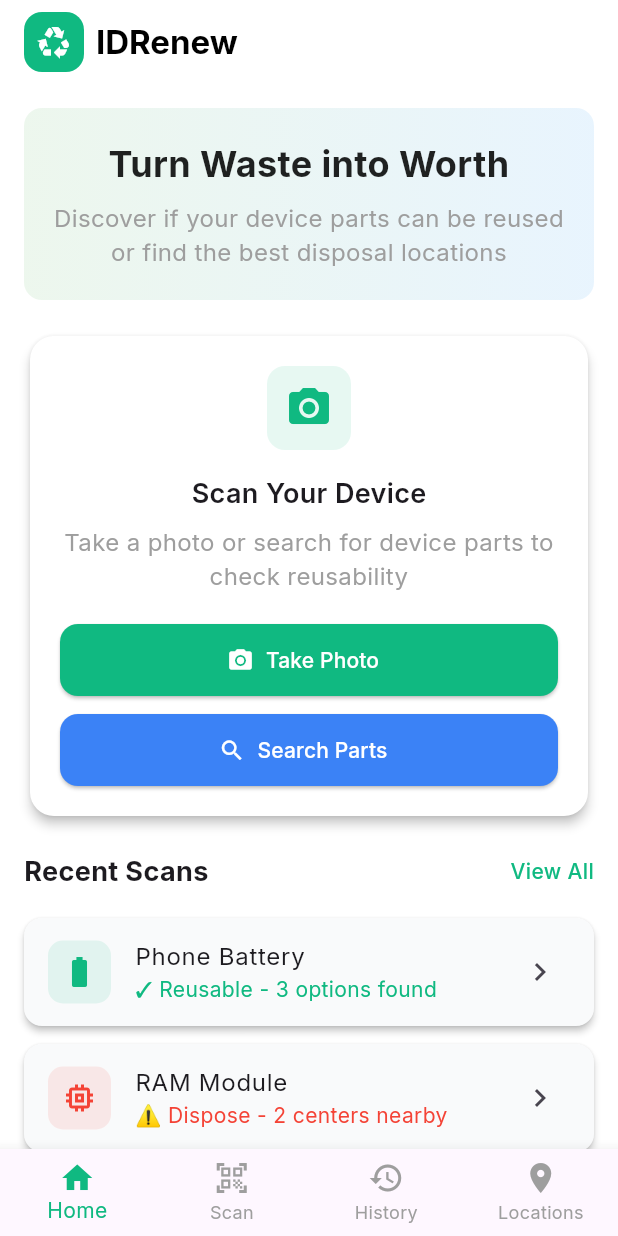
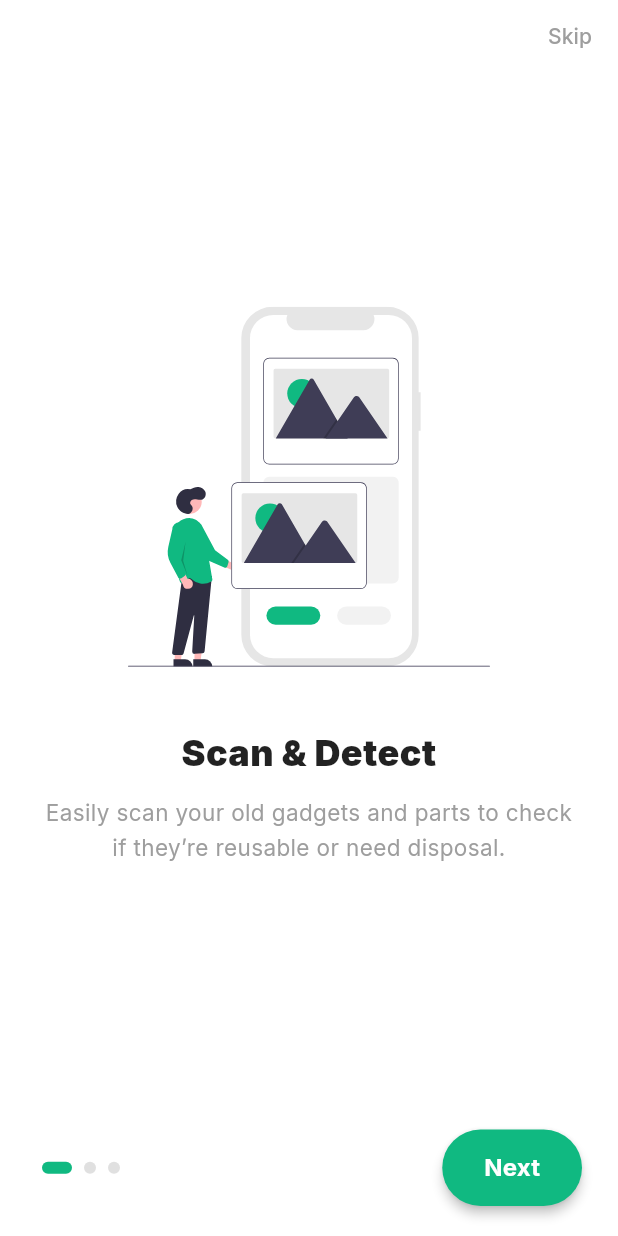
Before and after one commit to barcebalhenna/IDRenew_EcoApp, a Flutter app: the screen it shows after launch, on a phone screen of 412 x 824 dp. Run offline on Flutter 3.47's test engine with Material 3 defaults, Android fonts, the phone set to English and light mode, and no system bars; our stand-ins replace camera, flutter_map, flutter_svg, geolocator, google_fonts, latlong2 and 2 more.

Commit message:
Added onboarding page and updated the disposal page

```diff
--- a/lib/main.dart
+++ b/lib/main.dart
@@ -1,19 +1,28 @@
 import 'package:flutter/material.dart';
 import 'package:google_fonts/google_fonts.dart';
+import 'package:shared_preferences/shared_preferences.dart';
+
 import 'dashboard_page.dart';
 import 'scan_page.dart';
 import 'history_page.dart';
 import 'locations_page.dart';
+import 'onboarding_page.dart';
 
 final GlobalKey<_MainPageState> mainPageKey = GlobalKey<_MainPageState>();
 
-void main() {
+void main() async {
   WidgetsFlutterBinding.ensureInitialized();
-  runApp(const IDRenewApp());
+
+  final prefs = await SharedPreferences.getInstance();
+  //final hasSeenOnboarding = prefs.getBool('hasSeenOnboarding') ?? false;
+  bool hasSeenOnboarding = false;
+
+  runApp(IDRenewApp(showOnboarding: !hasSeenOnboarding));
 }
 
 class IDRenewApp extends StatelessWidget {
-  const IDRenewApp({super.key});
+  final bool showOnboarding;
+  const IDRenewApp({super.key, required this.showOnboarding});
 
   @override
   Widget build(BuildContext context) {
@@ -25,7 +34,9 @@ class IDRenewApp extends StatelessWidget {
         primaryColor: const Color(0xFF10B981),
         scaffoldBackgroundColor: Colors.white,
       ),
-      home: MainPage(key: mainPageKey),
+      home: showOnboarding
+          ? const OnboardingPage()
+          : MainPage(key: mainPageKey),
     );
   }
 }
@@ -66,7 +77,7 @@ class _MainPageState extends State<MainPage> {
       bottomNavigationBar: BottomNavigationBar(
         type: BottomNavigationBarType.fixed,
         currentIndex: _selectedIndex,
-        selectedItemColor: Color(0xFF10B981),
+        selectedItemColor: const Color(0xFF10B981),
         unselectedItemColor: Colors.grey,
         onTap: _onItemTapped,
         items: const [
--- /dev/null
+++ b/lib/onboarding_page.dart
@@ -0,0 +1,185 @@
+import 'package:flutter/material.dart';
+import 'package:flutter_svg/flutter_svg.dart';
+import 'package:shared_preferences/shared_preferences.dart';
+import 'main.dart';
+
+class OnboardingPage extends StatefulWidget {
+  const OnboardingPage({super.key});
+
+  @override
+  State<OnboardingPage> createState() => _OnboardingPageState();
+}
+
+class _OnboardingPageState extends State<OnboardingPage> {
+  final PageController _pageController = PageController();
+  int _currentPage = 0;
+
+  final List<Map<String, String>> _pages = [
+    {
+      "title": "Scan & Detect",
+      "subtitle":
+      "Easily scan your old gadgets and parts to check if they’re reusable or need disposal.",
+      "image": "assets/images/onboarding_scan.svg",
+    },
+    {
+      "title": "Find Centers Nearby",
+      "subtitle":
+      "Quickly locate nearby recycling and disposal centers tailored to your items.",
+      "image": "assets/images/onboarding_map.svg",
+    },
+    {
+      "title": "Reuse & Recycle",
+      "subtitle":
+      "Get suggestions on how to reuse parts or recycle them responsibly.",
+      "image": "assets/images/onboarding_reuse.svg",
+    },
+  ];
+
+  Future<void> _completeOnboarding() async {
+    final prefs = await SharedPreferences.getInstance();
+    await prefs.setBool('hasSeenOnboarding', true);
+
+    // Replace onboarding with MainPage
+    Navigator.pushReplacement(
+      context,
+      MaterialPageRoute(builder: (_) => MainPage(key: mainPageKey)),
+    );
+  }
+
+  @override
+  Widget build(BuildContext context) {
+    return Scaffold(
+      backgroundColor: Colors.white,
+      body: SafeArea(
+        child: Column(
+          children: [
+            // 🔹 Skip Button
+            Align(
+              alignment: Alignment.centerRight,
+              child: TextButton(
+                onPressed: _completeOnboarding,
+                child: const Text(
+                  "Skip",
+                  style: TextStyle(
+                      color: Colors.grey, fontWeight: FontWeight.w500),
+                ),
+              ),
+            ),
+
+            // 🔹 PageView (Slides)
+            Expanded(
+              child: PageView.builder(
+                controller: _pageController,
+                itemCount: _pages.length,
+                onPageChanged: (index) {
+                  setState(() {
+                    _currentPage = index;
+                  });
+                },
+                itemBuilder: (context, index) {
+                  final page = _pages[index];
+                  return Padding(
+                    padding: const EdgeInsets.symmetric(horizontal: 24),
+                    child: Column(
+                      mainAxisAlignment: MainAxisAlignment.center,
+                      children: [
+                        // Image
+                        SizedBox(
+                          height: 240,
+                          child: SvgPicture.asset(page["image"]!,
+                              fit: BoxFit.contain),
+                        ),
+                        const SizedBox(height: 40),
+
+                        // Title
+                        Text(
+                          page["title"]!,
+                          textAlign: TextAlign.center,
+                          style: const TextStyle(
+                            fontSize: 24,
+                            fontWeight: FontWeight.w900,
+                            color: Colors.black87,
+                          ),
+                        ),
+                        const SizedBox(height: 12),
+
+                        // Subtitle
+                        Text(
+                          page["subtitle"]!,
+                          textAlign: TextAlign.center,
+                          style: const TextStyle(
+                            fontSize: 15,
+                            color: Colors.grey,
+                            height: 1.5,
+                          ),
+                        ),
+                      ],
+                    ),
+                  );
+                },
+              ),
+            ),
+
+            // 🔹 Dots Indicator + Next Button
+            Padding(
+              padding:
+              const EdgeInsets.symmetric(horizontal: 24, vertical: 20),
+              child: Row(
+                mainAxisAlignment: MainAxisAlignment.spaceBetween,
+                children: [
+                  // Dots Indicator
+                  Row(
+                    children: List.generate(_pages.length, (index) {
+                      return AnimatedContainer(
+                        duration: const Duration(milliseconds: 300),
+                        margin: const EdgeInsets.symmetric(horizontal: 4),
+                        height: 8,
+                        width: _currentPage == index ? 20 : 8,
+                        decoration: BoxDecoration(
+                          color: _currentPage == index
+                              ? const Color(0xFF10B981)
+                              : Colors.grey.shade300,
+                          borderRadius: BorderRadius.circular(12),
+                        ),
+                      );
+                    }),
+                  ),
+
+                  // Next / Get Started Button
+                  ElevatedButton(
+                    style: ElevatedButton.styleFrom(
+                      backgroundColor: const Color(0xFF10B981),
+                      padding: const EdgeInsets.symmetric(
+                          horizontal: 28, vertical: 14),
+                      shape: RoundedRectangleBorder(
+                        borderRadius: BorderRadius.circular(30),
+                      ),
+                      elevation: 3,
+                    ),
+                    onPressed: () {
+                      if (_currentPage == _pages.length - 1) {
+                        _completeOnboarding();
+                      } else {
+                        _pageController.nextPage(
+                          duration: const Duration(milliseconds: 500),
+                          curve: Curves.easeInOut,
+                        );
+                      }
+                    },
+                    child: Text(
+                      _currentPage == _pages.length - 1
+                          ? "Get Started"
+                          : "Next",
+                      style: const TextStyle(
+                          fontWeight: FontWeight.bold, fontSize: 16, color: Colors.white),
+                    ),
+                  ),
+                ],
+              ),
+            ),
+          ],
+        ),
+      ),
+    );
+  }
+}
```
Also changed, not shown: lib/dispose_details_page.dart (+77 -26 lines), lib/locations_page.dart (+202 -130 lines), pubspec.yaml (+8 -0 lines), assets/images/onboarding_map.svg (added), assets/images/onboarding_reuse.svg (added), assets/images/onboarding_scan.svg (added), pubspec.lock.
